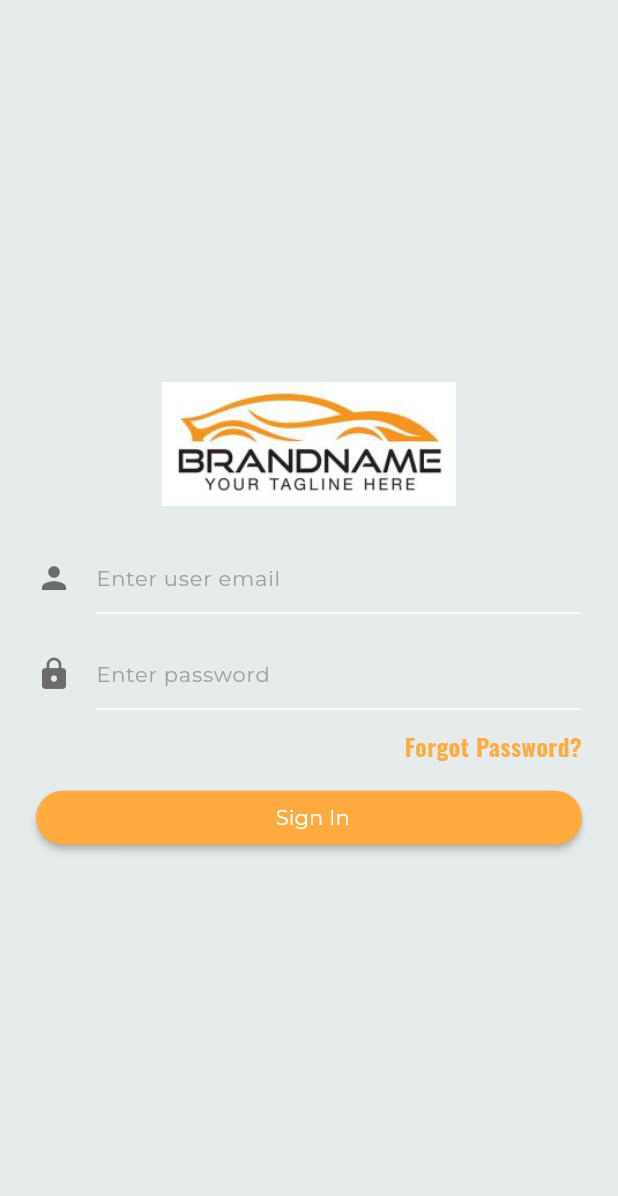
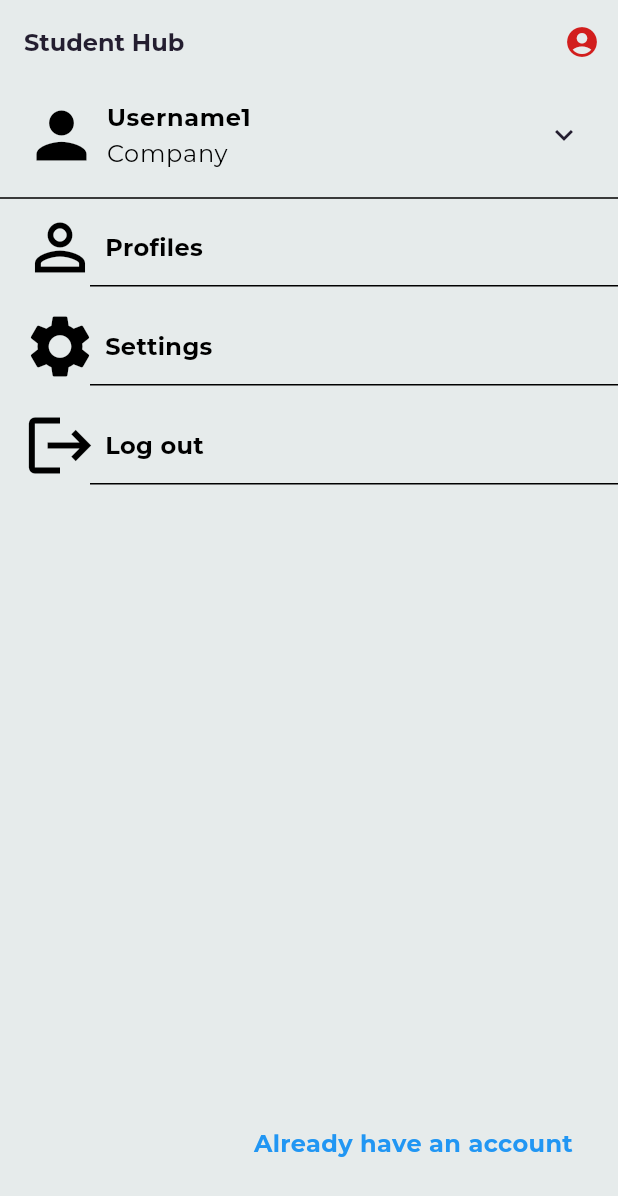
Before and after one commit to ledangkhoa11-4/StudentHub-AdvancedMobileDevelopment, a Flutter app: the screen it shows after launch, on a phone screen of 412 x 824 dp. Shown: the top 1196 px of the screen. Run offline on Flutter 3.47's test engine with Material 3 defaults, Android fonts, the phone set to English and light mode, and no system bars; our stand-ins replace another_flushbar, dio, event_bus, flutter_mobx, font_awesome_flutter, get_it and 6 more; missing offline and left inert: material_dialog, xxtea; generated files the repository leaves out were written again.

Commit message:
homescreen and switch account

```diff
--- /dev/null
+++ b/lib/presentation/app_bar/app_bar.dart
@@ -0,0 +1,28 @@
+import 'package:flutter/material.dart';
+
+class UserAppBar {
+
+
+  static PreferredSizeWidget buildAppBar(BuildContext context) {
+    return AppBar(
+      title: Text("Student Hub"),
+      actions: buildActions(context),
+    );
+  }
+  static List<Widget> buildActions(BuildContext context) {
+    return <Widget>[
+      buildSettingButton(),
+    ];
+  }
+
+   static Widget buildSettingButton() {
+    return IconButton(
+      onPressed: () {
+
+      },
+      icon: Icon(
+        Icons.account_circle_rounded,
+      ),
+    );
+  }
+}
--- a/lib/presentation/my_app.dart
+++ b/lib/presentation/my_app.dart
@@ -1,6 +1,5 @@
 import 'package:boilerplate/constants/app_theme.dart';
 import 'package:boilerplate/constants/strings.dart';
-import 'package:boilerplate/presentation/home/home.dart';
 import 'package:boilerplate/presentation/home/store/language/language_store.dart';
 import 'package:boilerplate/presentation/home/store/theme/theme_store.dart';
 import 'package:boilerplate/presentation/login/login.dart';
@@ -10,6 +9,8 @@ import 'package:boilerplate/utils/routes/routes.dart';
 import 'package:flutter/material.dart';
 import 'package:flutter_localizations/flutter_localizations.dart';
 import 'package:flutter_mobx/flutter_mobx.dart';
+import 'package:boilerplate/presentation/profile/swicth_account.dart';
+
 
 import '../di/service_locator.dart';
 
@@ -46,7 +47,8 @@ class MyApp extends StatelessWidget {
             // Built-in localization of basic text for Cupertino widgets
             GlobalCupertinoLocalizations.delegate,
           ],
-          home: _userStore.isLoggedIn ? HomeScreen() : LoginScreen(),
+          //home: _userStore.isLoggedIn ? LoginScreen() : HomeScreen(),
+          home: Switchaccount(),
         );
       },
     );
--- /dev/null
+++ b/lib/presentation/profile/swicth_account.dart
@@ -0,0 +1,191 @@
+import 'package:boilerplate/presentation/app_bar/app_bar.dart';
+import 'package:flutter/material.dart';
+import 'package:flutter/rendering.dart';
+import 'package:google_fonts/google_fonts.dart';
+import 'package:font_awesome_flutter/font_awesome_flutter.dart';
+
+class Switchaccount extends StatefulWidget {
+  @override
+  State<Switchaccount> createState() => _SwitchaccountState();
+}
+
+class _SwitchaccountState extends State<Switchaccount> {
+  @override
+  Widget build(BuildContext context) {
+    return Scaffold(
+      appBar: UserAppBar.buildAppBar(context),
+      body: Column(
+        children: [
+          Expanded(
+            child: SingleChildScrollView(
+              scrollDirection: Axis.vertical,
+              child: Padding(
+                padding: const EdgeInsets.only(left: 0, right: 0),
+                child: Column(
+                  mainAxisSize: MainAxisSize.max,
+                  crossAxisAlignment: CrossAxisAlignment.stretch,
+                  mainAxisAlignment: MainAxisAlignment.start,
+                  children: [
+                    ExpansionTile(
+                      title: Row(
+                        children: [
+                          Icon(Icons.person, color: Colors.black, size: 50.0),
+                          SizedBox(width: 5),
+                          Column(
+                            mainAxisAlignment: MainAxisAlignment.center,
+                            crossAxisAlignment: CrossAxisAlignment.start,
+                            children: [
+                              Text(
+                                "Username1",
+                                style: TextStyle(color: Colors.black, fontWeight: FontWeight.bold, fontSize: 16),
+                              ),
+                              Text(
+                                "Company",
+                                style: TextStyle(color: Colors.black, fontSize: 16),
+                              ),
+                            ],
+                          ),
+                        ],
+                      ),
+                      children: [
+                        // Add more widgets for additional account details
+                        _buildAccountTile("Username1", "Company"),
+                        SizedBox(height: 10),
+                        _buildAccountTile("Username2", "Company2"),
+                        SizedBox(height: 10),
+
+                      ],
+                    ),
+                    Divider(
+                      thickness: 1, // Độ dày của đường thẳng
+                      color: Colors.black, // Màu sắc của đường thẳng
+                    ),
+                    Row(
+                      mainAxisAlignment: MainAxisAlignment.start,
+                      children: [
+                        SizedBox(width: 15),
+                        Icon(Icons.person_outline , color: Colors.black, size: 50.0),
+                        SizedBox(width: 5),
+                        Column(
+                          mainAxisAlignment: MainAxisAlignment.center,
+                          crossAxisAlignment: CrossAxisAlignment.start,
+                          children: [
+                            Text(
+                              "Profiles",
+                              style: TextStyle(color: Colors.black, fontWeight: FontWeight.bold, fontSize: 16),
+                            ),
+                          ],
+                        ),
+                      ],
+                    ),
+                    Container(
+                      margin: EdgeInsets.only(left: 60),
+                      height: 1,
+                      color: Colors.black,
+                    ),
+                    SizedBox(height: 15),
+                    Row(
+                      mainAxisAlignment: MainAxisAlignment.start,
+                      children: [
+                        SizedBox(width: 15),
+                        Icon(Icons.settings , color: Colors.black, size: 50.0),
+                        SizedBox(width: 5),
+                        Column(
+                          mainAxisAlignment: MainAxisAlignment.center,
+                          crossAxisAlignment: CrossAxisAlignment.start,
+                          children: [
+                            Text(
+                              "Settings",
+                              style: TextStyle(color: Colors.black, fontWeight: FontWeight.bold, fontSize: 16),
+                            ),
+
+                          ],
+                        ),
+                      ],
+                    ),
+                    Container(
+                      margin: EdgeInsets.only(left: 60),
+                      height: 1,
+                      color: Colors.black,
+                    ),
+                    SizedBox(height: 15),
+                    Row(
+                      mainAxisAlignment: MainAxisAlignment.start,
+                      children: [
+                        SizedBox(width: 15),
+                        Icon(Icons.logout, color: Colors.black, size: 50.0),
+                        SizedBox(width: 5),
+                        Column(
+                          mainAxisAlignment: MainAxisAlignment.center,
+                          crossAxisAlignment: CrossAxisAlignment.start,
+                          children: [
+                            Text(
+                              "Log out",
+                              style: TextStyle(color: Colors.black, fontWeight: FontWeight.bold, fontSize: 16),
+                            ),
+
+                          ],
+                        ),
+                      ],
+                    ),
+                    Container(
+                      margin: EdgeInsets.only(left: 60),
+                      height: 1,
+                      color: Colors.black,
+                    ),
+                    SizedBox(height: 15),
+                  ],
+                ),
+              ),
+            ),
+          ),
+          Container(
+            alignment: Alignment.bottomRight,
+            padding: EdgeInsets.only(bottom: 50,right: 30.0),
+            child: Text(
+              'Already have an account',
+              style: TextStyle(
+                color: Colors.blue,
+                fontSize: 16,
+                fontWeight: FontWeight.bold,
+              ),
+            ),
+          ),
+        ],
+      )
+    );
+  }
+}
+
+Widget _buildAccountTile(String username, String company) {
+    return Container(
+      decoration: BoxDecoration(
+        border: Border(
+          top: BorderSide(color: Colors.black),
+        ),
+      ),
+      margin: EdgeInsets.only(left: 50, right: 20),
+      child: Column(
+        children: [
+          ListTile(
+            contentPadding: EdgeInsets.only(left: 50),
+            leading: Icon(Icons.person, color: Colors.black, size: 50.0),
+            title: Column(
+              crossAxisAlignment: CrossAxisAlignment.start,
+              children: [
+                Text(
+                  username,
+                  style: TextStyle(color: Colors.black, fontWeight: FontWeight.bold),
+                ),
+                Text(
+                  company,
+                  style: TextStyle(color: Colors.black),
+                ),
+              ],
+            ),
+          ),
+          // Add more ListTile widgets for additional account details
+        ],
+      ),
+    );
+  }
--- a/pubspec.yaml
+++ b/pubspec.yaml
@@ -61,6 +61,7 @@ dependencies:
   # W
   # X
   xxtea: ^2.1.0
+  font_awesome_flutter: ^10.7.0
   # Y
   # Z
 
```
Also changed, not shown: lib/presentation/home/home.dart (+12 -27 lines), lib/presentation/home_screen/home_screen.dart (added, +116 -0 lines).
